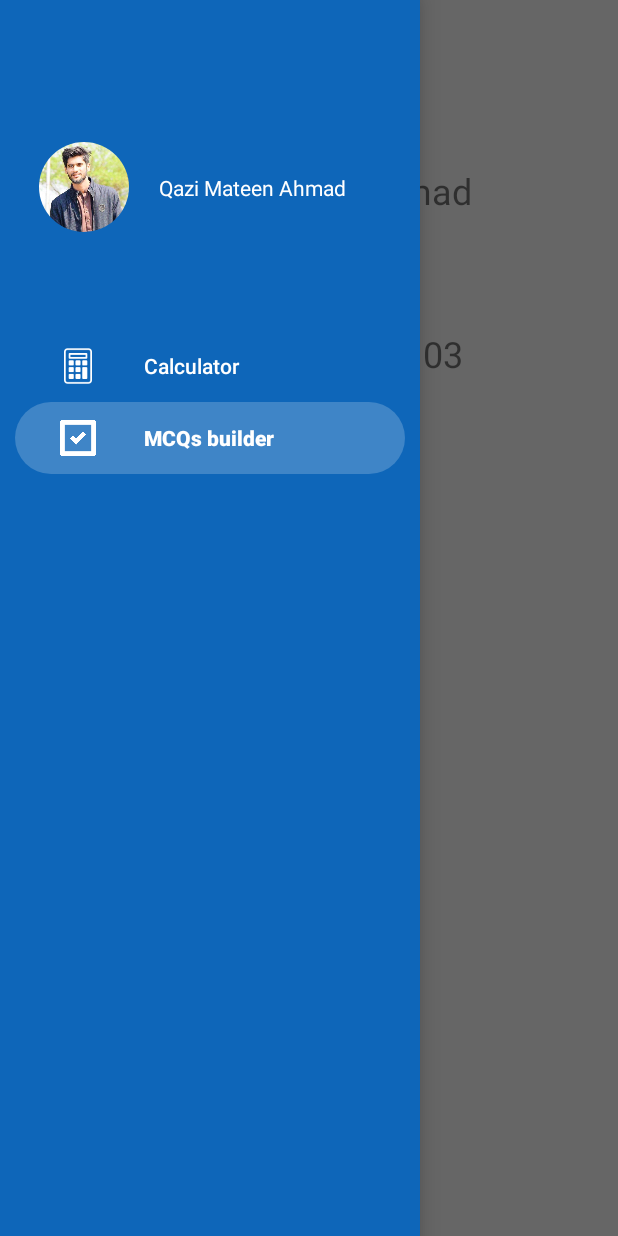
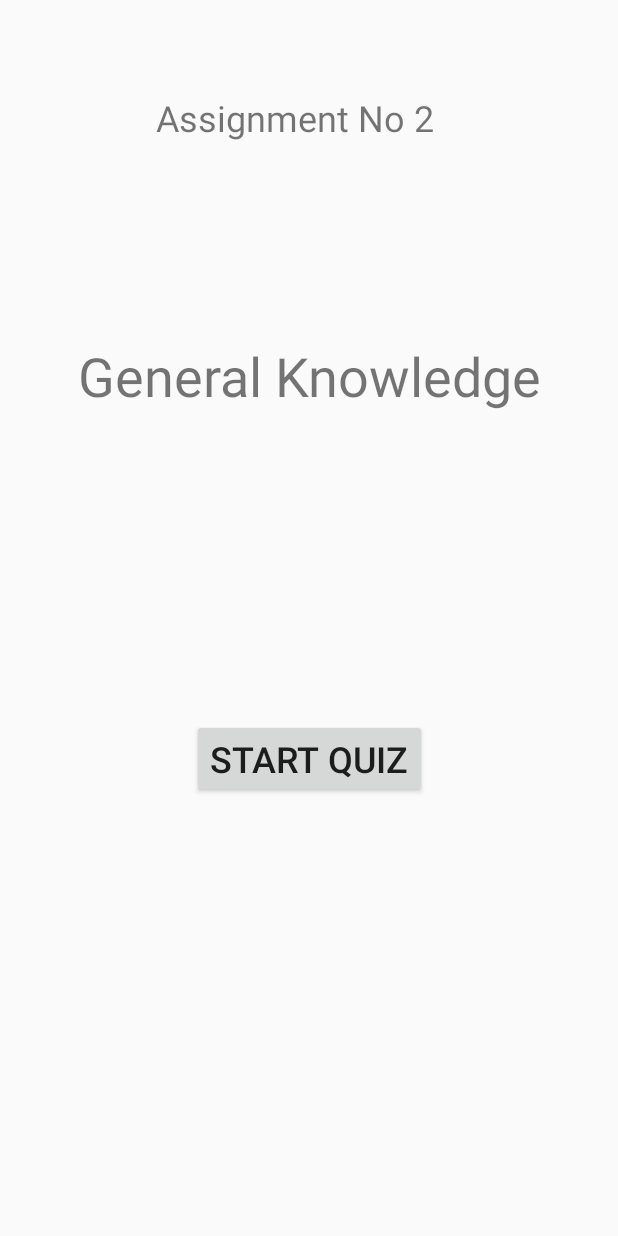
Before and after one commit to mateenqazi/Assignment3, an Android app: the screen it shows after launch (MainActivity before the commit, MainActivityAss2_page1 after it), after a tap on "MCQs builder", on a phone screen of 412 x 824 dp. Run offline under Robolectric (Android 15) with nearby library versions, the phone set to English and light mode, and no system bars; 2 other taps on this screen came first.

Commit message:
adding assignment 2 (mcqs)  by bitf17a515

```diff
--- a/app/src/main/AndroidManifest.xml
+++ b/app/src/main/AndroidManifest.xml
@@ -9,7 +9,10 @@
         android:roundIcon="@mipmap/ic_launcher_round"
         android:supportsRtl="true"
         android:theme="@style/AppTheme">
-        <activity android:name=".MainActivityAss1"></activity>
+        <activity android:name=".MainActivityAss2_page3"></activity>
+        <activity android:name=".MainActivityAss2_page2" />
+        <activity android:name=".MainActivityAss2_page1" />
+        <activity android:name=".MainActivityAss1" />
         <activity android:name=".MainActivity">
             <intent-filter>
                 <action android:name="android.intent.action.MAIN" />
--- a/app/src/main/java/com/example/assignment3/MainActivity.java
+++ b/app/src/main/java/com/example/assignment3/MainActivity.java
@@ -43,10 +43,15 @@ public class MainActivity extends AppCompatActivity {
                 Fragment fragment = null;
                 switch (id) {
                     case R.id.calculator:
-                        Log.d(tagName1,"here");
+
                         Intent i = new Intent(MainActivity.this, MainActivityAss1.class);
                         startActivity(i);
                         break;
+                    case R.id.mcqs:
+                        Intent i1 = new Intent(MainActivity.this, MainActivityAss2_page1.class);
+                        startActivity(i1);
+                        break;
+
                     default:
                         return true;
                 }
--- /dev/null
+++ b/app/src/main/java/com/example/assignment3/MainActivityAss2_page1.java
@@ -0,0 +1,30 @@
+package com.example.assignment3;
+
+import androidx.appcompat.app.AppCompatActivity;
+
+import android.content.Intent;
+import android.os.Bundle;
+import android.view.View;
+import android.widget.Button;
+import android.widget.RadioButton;
+import android.widget.RadioGroup;
+import android.widget.TextView;
+
+import java.util.ArrayList;
+import java.util.List;
+
+public class MainActivityAss2_page1 extends AppCompatActivity {
+
+
+    @Override
+    protected void onCreate(Bundle savedInstanceState) {
+        super.onCreate(savedInstanceState);
+        setContentView(R.layout.activity_main_ass2_page1);
+    }
+
+    public void StartQuiz(View view)
+    {
+        Intent intent = new Intent(this, MainActivityAss2_page2.class);
+        startActivity(intent);
+    }
+}
--- /dev/null
+++ b/app/src/main/res/layout/activity_main_ass2_page1.xml
@@ -0,0 +1,56 @@
+<?xml version="1.0" encoding="utf-8"?>
+<androidx.constraintlayout.widget.ConstraintLayout xmlns:android="http://schemas.android.com/apk/res/android"
+    xmlns:app="http://schemas.android.com/apk/res-auto"
+    xmlns:tools="http://schemas.android.com/tools"
+    android:layout_width="match_parent"
+    android:layout_height="match_parent"
+    tools:context=".MainActivityAss2_page1">
+
+    <TextView
+        android:id="@+id/textView"
+        android:layout_width="373dp"
+        android:layout_height="85dp"
+        android:layout_marginTop="208dp"
+        android:gravity="center"
+        android:text="General Knowledge"
+        android:textSize="36sp"
+        app:layout_constraintEnd_toEndOf="parent"
+        app:layout_constraintStart_toStartOf="parent"
+        app:layout_constraintTop_toTopOf="parent" />
+
+    <Button
+        android:id="@+id/button"
+        android:layout_width="wrap_content"
+        android:layout_height="wrap_content"
+        android:layout_marginStart="155dp"
+        android:layout_marginTop="124dp"
+        android:layout_marginEnd="155dp"
+        android:onClick="StartQuiz"
+        android:text="Start Quiz"
+        android:textSize="24sp"
+        app:layout_constraintBottom_toBottomOf="parent"
+        app:layout_constraintEnd_toEndOf="parent"
+        app:layout_constraintStart_toStartOf="parent"
+        app:layout_constraintTop_toBottomOf="@+id/textView"
+        app:layout_constraintVertical_bias="0.175" />
+
+    <TextView
+        android:id="@+id/textView2"
+        android:layout_width="335dp"
+        android:layout_height="70dp"
+        android:layout_marginStart="29dp"
+        android:layout_marginTop="43dp"
+        android:layout_marginEnd="47dp"
+        android:gravity="center"
+        android:text="Assignment No 2"
+        android:textSize="24sp"
+        app:layout_constraintBottom_toTopOf="@+id/textView"
+        app:layout_constraintEnd_toEndOf="parent"
+        app:layout_constraintHorizontal_bias="1.0"
+        app:layout_constraintStart_toStartOf="parent"
+        app:layout_constraintTop_toTopOf="parent"
+        app:layout_constraintVertical_bias="0.0"
+        android:layout_marginLeft="29dp"
+        android:layout_marginRight="47dp" />
+
+</androidx.constraintlayout.widget.ConstraintLayout>
--- a/app/src/main/res/values/strings.xml
+++ b/app/src/main/res/values/strings.xml
@@ -3,4 +3,5 @@
     <string name="open">Open</string>
     <string name="close">Close</string>
     <string name="hello_blank_fragment">Hello blank fragment</string>
+    <string name="question_no">Question No:</string>
 </resources>
```
Also changed, not shown: app/src/main/java/com/example/assignment3/MainActivityAss2_page2.java (added, +152 -0 lines), app/src/main/java/com/example/assignment3/MainActivityAss2_page3.java (added, +52 -0 lines), app/src/main/res/layout/activity_main_ass2_page2.xml (added, +95 -0 lines), app/src/main/res/layout/activity_main_ass2_page3.xml (added, +84 -0 lines), app/src/main/res/values/mcqs.xml (added, +73 -0 lines).
